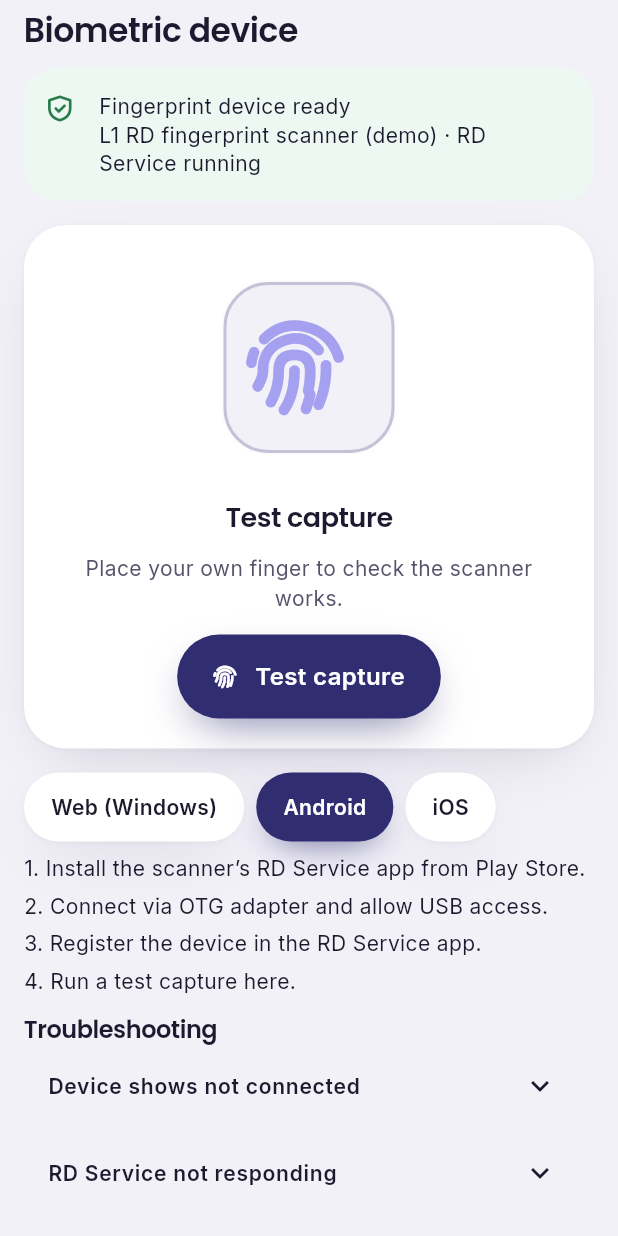
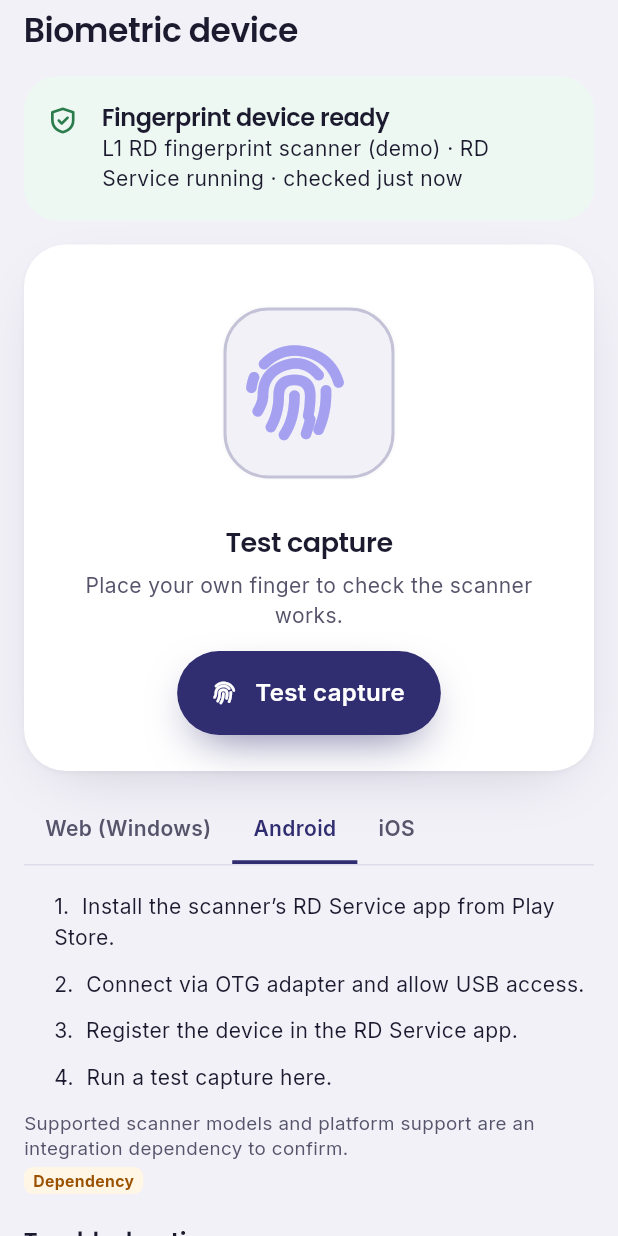
Before and after one commit to Sarthak-source/angoothape, a Flutter app: the DeviceScreen widget shown alone on an empty page, opened directly, on a phone screen of 412 x 824 dp. Run offline on Flutter 3.47's test engine with Material 3 defaults, Android fonts, the phone set to English and light mode, and no system bars; our stand-ins replace flutter_riverpod, flutter_svg, google_fonts.

Commit message:
Enhance Notice widget with title and padding options; update support screen with improved device connection instructions and additional FAQs

```diff
--- a/lib/core/widgets/app_widgets.dart
+++ b/lib/core/widgets/app_widgets.dart
@@ -414,10 +414,19 @@ class ApButton extends StatelessWidget {
 enum ApButtonKind { primary, accent, outline, soft, ghost }
 
 class Notice extends StatelessWidget {
-  const Notice({super.key, required this.tone, required this.child, this.icon});
+  const Notice({
+    super.key,
+    required this.tone,
+    required this.child,
+    this.icon,
+    this.title,
+    this.padding = const EdgeInsets.all(16),
+  });
   final NoticeTone tone;
   final Widget child;
   final IconData? icon;
+  final String? title;
+  final EdgeInsetsGeometry padding;
 
   @override
   Widget build(BuildContext context) {
@@ -429,7 +438,7 @@ class Notice extends StatelessWidget {
       NoticeTone.ok => (p.successBg, p.success),
     };
     return Container(
-      padding: const EdgeInsets.all(16),
+      padding: padding,
       decoration: BoxDecoration(
         color: bg,
         borderRadius: BorderRadius.circular(22),
@@ -440,9 +449,21 @@ class Notice extends StatelessWidget {
           Icon(icon ?? ApIcons.info, color: fg, size: 22),
           const SizedBox(width: 12),
           Expanded(
-            child: DefaultTextStyle.merge(
-              style: body(14, color: p.ink),
-              child: child,
+            child: Column(
+              crossAxisAlignment: CrossAxisAlignment.start,
+              children: [
+                if (title != null) ...[
+                  Text(
+                    title!,
+                    style: display(16, weight: FontWeight.w600, color: p.ink),
+                  ),
+                  const SizedBox(height: 2),
+                ],
+                DefaultTextStyle.merge(
+                  style: body(14, color: p.ink, height: 1.45),
+                  child: child,
+                ),
+              ],
             ),
           ),
         ],
--- a/lib/features/support/presentation/ui/screens/support_screen.dart
+++ b/lib/features/support/presentation/ui/screens/support_screen.dart
@@ -22,7 +22,7 @@ class DeviceScreen extends StatelessWidget {
             ? [
                 'Windows PC पर स्कैनर निर्माता का RD Service इंस्टॉल करें।',
                 'स्कैनर USB से जोड़ें और RD Service में Ready देखें।',
-                'ब्राउज़र को लोकल RD Service से जुड़ने दें।',
+                'ब्राउज़र को लोकल RD Service से जुड़ने दें (पॉप-अप आने पर अनुमति दें)।',
                 'यहाँ टेस्ट स्कैन करें।',
               ]
             : [
@@ -35,12 +35,12 @@ class DeviceScreen extends StatelessWidget {
         c.hi
             ? [
                 'iOS पर RD Service सपोर्ट की पुष्टि बाकी है।',
-                'विकल्प: प्रमाणित Lightning/USB-C स्कैनर, या Android डिवाइस इस्तेमाल करें।',
+                'विकल्प: प्रमाणित Lightning/USB-C स्कैनर, या Android/Web डिवाइस इस्तेमाल करें।',
                 'तब तक iOS पर AEPS फ़िंगरप्रिंट चरण अक्षम रहेगा।',
               ]
             : [
                 'RD Service support on iOS is not confirmed.',
-                'Options under review: a certified Lightning/USB-C scanner, or use an Android device.',
+                'Options under review: certified Lightning/USB-C scanner, or use an Android/Web device.',
                 'Until confirmed, the AEPS fingerprint step stays disabled on iOS.',
               ],
       _ =>
@@ -58,29 +58,54 @@ class DeviceScreen extends StatelessWidget {
                 'Run a test capture here.',
               ],
     };
-    return ScreenPad(
-      child: Column(
-        crossAxisAlignment: CrossAxisAlignment.start,
-        children: [
-          Text(c.t('device_t'), style: display(22, color: p.ink)),
-          const SizedBox(height: 12),
-          Notice(
-            tone: ready
-                ? NoticeTone.ok
-                : d == DeviceState.disconnected
-                ? NoticeTone.warn
-                : NoticeTone.err,
-            icon: ready ? ApIcons.shield : ApIcons.usb,
-            child: Text(
-              ready
-                  ? '${c.t('dev_ready')}\n${c.both('L1 RD fingerprint scanner (demo) · RD Service running', 'L1 RD फ़िंगरप्रिंट स्कैनर (डेमो) · RD Service चालू')}'
-                  : '${c.t(d == DeviceState.disconnected ? 'dev_off_t' : 'dev_perm_t')}\n${c.t(d == DeviceState.disconnected ? 'dev_off_p' : 'dev_perm_p')}',
+    final faqs = [
+      (
+        c.both('Device shows not connected', 'डिवाइस जुड़ा नहीं दिखता'),
+        c.hi
+            ? [
+                'केबल दोनों तरफ़ से ठीक से लगाएँ।',
+                'दूसरा USB पोर्ट या OTG एडैप्टर आज़माएँ।',
+                'स्कैनर की लाइट जल रही है, देखें।',
+              ]
+            : [
+                'Reconnect the cable firmly at both ends.',
+                'Try another USB port or OTG adapter.',
+                'Check the scanner light is on.',
+              ],
       ),
+      (
+        c.both('RD Service not responding', 'RD Service जवाब नहीं दे रहा'),
+        c.hi
+            ? [
+                'RD Service ऐप खोलें और Ready स्थिति देखें।',
+                'डिवाइस का RD रजिस्ट्रेशन समाप्त तो नहीं हुआ, जाँचें।',
+                'फ़ोन या PC रीस्टार्ट करें।',
+              ]
+            : [
+                'Open the RD Service app and check it says Ready.',
+                'Check the device RD registration has not expired.',
+                'Restart the phone or PC.',
+              ],
       ),
-          const SizedBox(height: 16),
-          Container(
+      (
+        c.both('Fingerprint keeps failing', 'फ़िंगरप्रिंट बार-बार असफल'),
+        c.hi
+            ? [
+                'स्कैनर का शीशा मुलायम कपड़े से साफ़ करें।',
+                'ग्राहक की उंगली सूखी और साफ़ हो।',
+                'दूसरी उंगली या अंगूठा आज़माएँ।',
+              ]
+            : [
+                'Clean the scanner glass with a soft cloth.',
+                'Customer’s finger should be clean and dry.',
+                'Try another finger or the thumb.',
+              ],
+      ),
+    ];
+
+    final scanner = Container(
       width: double.infinity,
-            padding: const EdgeInsets.all(20),
+      padding: const EdgeInsets.all(24),
       decoration: cardBox(p),
       constraints: const BoxConstraints(minHeight: 280),
       child: Column(
@@ -106,7 +131,7 @@ class DeviceScreen extends StatelessWidget {
             textAlign: TextAlign.center,
           ),
           if (c.devTest != 'run') ...[
-                  const SizedBox(height: 14),
+            const SizedBox(height: 8),
             ConstrainedBox(
               constraints: const BoxConstraints(maxWidth: 340),
               child: Text(
@@ -133,7 +158,7 @@ class DeviceScreen extends StatelessWidget {
             else if (ready)
               ApButton(
                 label: c.t('test_cap'),
-                      icon: ApIcons.fingerprint,
+                icon: ApIcons.fingerprintSimple,
                 onPressed: c.testCapture,
               )
             else
@@ -145,79 +170,114 @@ class DeviceScreen extends StatelessWidget {
           ],
         ],
       ),
-          ),
-          const SizedBox(height: 16),
-          Wrap(
-            spacing: 8,
+    );
+
+    final guide = Column(
+      crossAxisAlignment: CrossAxisAlignment.start,
       children: [
-              for (final tab in [
+        _DevTabs(
+          value: c.devTab,
+          onChanged: c.setDevTab,
+          items: const [
             ('web', 'Web (Windows)'),
             ('android', 'Android'),
             ('ios', 'iOS'),
-              ])
-                ApChip(
-                  label: tab.$2,
-                  selected: c.devTab == tab.$1,
-                  onTap: () => c.setDevTab(tab.$1),
+          ],
+        ),
+        for (var i = 0; i < steps.length; i++)
+          Padding(
+            padding: const EdgeInsets.only(left: 20, bottom: 10),
+            child: Text(
+              '${i + 1}.  ${steps[i]}',
+              style: body(14, color: p.ink, height: 1.5),
+            ),
+          ),
+        const SizedBox(height: 2),
+        Wrap(
+          spacing: 6,
+          runSpacing: 4,
+          crossAxisAlignment: WrapCrossAlignment.center,
+          children: [
+            Text(
+              c.both(
+                'Supported scanner models and platform support are an integration dependency to confirm.',
+                'डिवाइस मॉडल और प्लेटफ़ॉर्म सपोर्ट एक इंटीग्रेशन निर्भरता है।',
+              ),
+              style: body(12.5, color: p.ink2),
+            ),
+            AssumeTag(label: c.both('Dependency', 'Dependency')),
+          ],
         ),
       ],
+    );
+
+    return ScreenPad(
+      child: ConstrainedBox(
+        constraints: const BoxConstraints(maxWidth: 980),
+        child: Column(
+          crossAxisAlignment: CrossAxisAlignment.start,
+          children: [
+            Text(c.t('device_t'), style: display(22, color: p.ink)),
+            const SizedBox(height: 18),
+            Notice(
+              padding: const EdgeInsets.all(18),
+              tone: ready
+                  ? NoticeTone.ok
+                  : d == DeviceState.disconnected
+                  ? NoticeTone.warn
+                  : NoticeTone.err,
+              icon: ready
+                  ? ApIcons.shield
+                  : d == DeviceState.disconnected
+                  ? ApIcons.usb
+                  : ApIcons.alert,
+              title: ready
+                  ? c.t('dev_ready')
+                  : c.t(
+                      d == DeviceState.disconnected
+                          ? 'dev_off_t'
+                          : 'dev_perm_t',
                     ),
-          const SizedBox(height: 8),
-          for (var i = 0; i < steps.length; i++)
-            Padding(
-              padding: const EdgeInsets.only(bottom: 6),
               child: Text(
-                '${i + 1}. ${steps[i]}',
-                style: body(14, color: p.ink),
+                ready
+                    ? c.both(
+                        'L1 RD fingerprint scanner (demo) · RD Service running · checked just now',
+                        'L1 RD फ़िंगरप्रिंट स्कैनर (डेमो) · RD Service चालू · आखिरी जाँच अभी',
+                      )
+                    : c.t(
+                        d == DeviceState.disconnected
+                            ? 'dev_off_p'
+                            : 'dev_perm_p',
                       ),
               ),
-          const SizedBox(height: 8),
-          Text(c.t('trouble'), style: display(16, color: p.ink)),
-          _faq(
-            c.both('Device shows not connected', 'डिवाइस जुड़ा नहीं दिखता'),
-            c.hi
-                ? [
-                    'केबल दोनों तरफ़ से ठीक से लगाएँ।',
-                    'दूसरा USB पोर्ट या OTG एडैप्टर आज़माएँ।',
-                    'स्कैनर की लाइट जल रही है, देखें।',
-                  ]
-                : [
-                    'Reconnect the cable firmly at both ends.',
-                    'Try another USB port or OTG adapter.',
-                    'Check the scanner light is on.',
+            ),
+            const SizedBox(height: 16),
+            LayoutBuilder(
+              builder: (context, box) {
+                if (box.maxWidth < 700) {
+                  return Column(
+                    children: [scanner, const SizedBox(height: 16), guide],
+                  );
+                }
+                return Row(
+                  crossAxisAlignment: CrossAxisAlignment.start,
+                  children: [
+                    Expanded(child: scanner),
+                    const SizedBox(width: 16),
+                    Expanded(child: guide),
                   ],
+                );
+              },
             ),
-          _faq(
-            c.both('RD Service not responding', 'RD Service जवाब नहीं दे रहा'),
-            c.hi
-                ? [
-                    'RD Service ऐप खोलें और Ready स्थिति देखें।',
-                    'डिवाइस का RD रजिस्ट्रेशन जाँचें।',
-                    'फ़ोन रीस्टार्ट करें।',
-                  ]
-                : [
-                    'Open the RD Service app and check it says Ready.',
-                    'Check the device RD registration has not expired.',
-                    'Restart the phone.',
-                  ],
+            Padding(
+              padding: const EdgeInsets.only(top: 22, bottom: 10),
+              child: Text(c.t('trouble'), style: display(16, color: p.ink)),
             ),
-          _faq(
-            c.both('Fingerprint keeps failing', 'फ़िंगरप्रिंट बार-बार असफल'),
-            c.hi
-                ? [
-                    'स्कैनर का शीशा मुलायम कपड़े से साफ़ करें।',
-                    'ग्राहक की उंगली सूखी और साफ़ हो।',
-                    'दूसरी उंगली या अंगूठा आज़माएँ।',
-                  ]
-                : [
-                    'Clean the scanner glass with a soft cloth.',
-                    'Customer’s finger should be clean and dry.',
-                    'Try another finger or the thumb.',
-                  ],
-          ),
-          const SizedBox(height: 8),
+            _Accord(items: faqs),
+            const SizedBox(height: 14),
             Wrap(
-            spacing: 8,
+              spacing: 10,
+              runSpacing: 8,
               children: [
                 ApButton(
                   label: c.both('Request repair', 'मरम्मत अनुरोध'),
@@ -235,16 +295,138 @@ class DeviceScreen extends StatelessWidget {
             ),
           ],
         ),
+      ),
     );
   }
+}
 
-  Widget _faq(String q, List<String> a) => ExpansionTile(
-    title: Text(q, style: body(14, weight: FontWeight.w600)),
+class _DevTabs extends StatelessWidget {
+  const _DevTabs({
+    required this.value,
+    required this.onChanged,
+    required this.items,
+  });
+  final String value;
+  final ValueChanged<String> onChanged;
+  final List<(String, String)> items;
+
+  @override
+  Widget build(BuildContext context) {
+    final p = ap(context);
+    return Container(
+      margin: const EdgeInsets.only(bottom: 16),
+      decoration: BoxDecoration(
+        border: Border(bottom: BorderSide(color: p.line)),
+      ),
+      child: Row(
         children: [
-      for (final line in a)
-        ListTile(dense: true, title: Text(line, style: body(13))),
+          for (final item in items)
+            InkWell(
+              onTap: () => onChanged(item.$1),
+              child: Container(
+                height: 46,
+                padding: const EdgeInsets.symmetric(horizontal: 14),
+                alignment: Alignment.center,
+                decoration: BoxDecoration(
+                  border: Border(
+                    bottom: BorderSide(
+                      color: value == item.$1 ? p.primary : Colors.transparent,
+                      width: 2.5,
+                    ),
+                  ),
+                ),
+                child: Text(
+                  item.$2,
+                  style: body(
+                    14,
+                    weight: FontWeight.w600,
+                    color: value == item.$1 ? p.primary : p.ink2,
+                  ),
+                ),
+              ),
+            ),
         ],
+      ),
     );
+  }
+}
+
+class _Accord extends StatefulWidget {
+  const _Accord({required this.items});
+  final List<(String, List<String>)> items;
+  @override
+  State<_Accord> createState() => _AccordState();
+}
+
+class _AccordState extends State<_Accord> {
+  int? open;
+
+  @override
+  Widget build(BuildContext context) {
+    final p = ap(context);
+    return Container(
+      decoration: BoxDecoration(
+        color: p.card,
+        borderRadius: BorderRadius.circular(22),
+        border: Border.all(color: p.line),
+      ),
+      clipBehavior: Clip.antiAlias,
+      child: Column(
+        children: [
+          for (var i = 0; i < widget.items.length; i++) ...[
+            if (i > 0) Divider(height: 1, thickness: 1, color: p.line),
+            InkWell(
+              onTap: () => setState(() => open = open == i ? null : i),
+              child: Padding(
+                padding: const EdgeInsets.symmetric(horizontal: 16),
+                child: ConstrainedBox(
+                  constraints: const BoxConstraints(minHeight: 56),
+                  child: Row(
+                    children: [
+                      Icon(ApIcons.help, size: 20, color: p.primary),
+                      const SizedBox(width: 12),
+                      Expanded(
+                        child: Text(
+                          widget.items[i].$1,
+                          style: body(
+                            14,
+                            weight: FontWeight.w600,
+                            color: p.ink,
+                          ),
+                        ),
+                      ),
+                      AnimatedRotation(
+                        turns: open == i ? 0.5 : 0,
+                        duration: const Duration(milliseconds: 250),
+                        child: Icon(ApIcons.chevD, size: 20, color: p.ink2),
+                      ),
+                    ],
+                  ),
+                ),
+              ),
+            ),
+            if (open == i)
+              Padding(
+                padding: const EdgeInsets.fromLTRB(16, 0, 16, 16),
+                child: Column(
+                  crossAxisAlignment: CrossAxisAlignment.start,
+                  children: [
+                    for (var n = 0; n < widget.items[i].$2.length; n++)
+                      Padding(
+                        padding: const EdgeInsets.only(left: 20, bottom: 6),
+                        child: Text(
+                          '${n + 1}.  ${widget.items[i].$2[n]}',
+                          style: body(14, color: p.ink2, height: 1.55),
+                        ),
+                      ),
+                  ],
+                ),
+              ),
+          ],
+        ],
+      ),
+    );
+  }
 }
 
 class HelpScreen extends StatelessWidget {
```
Lines whose indentation alone changed are shown as unchanged.
